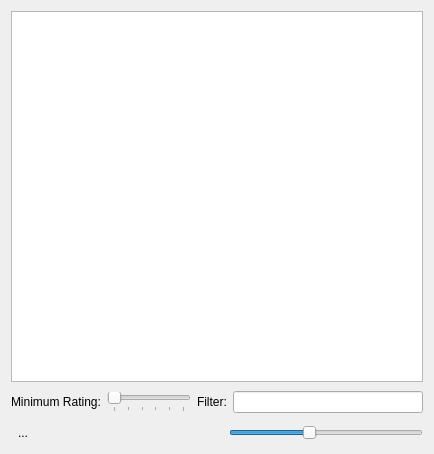
Before: the Qt Designer form app/thumbnailviewpanel.ui in KDE/gwenview, drawn with Qt 5.
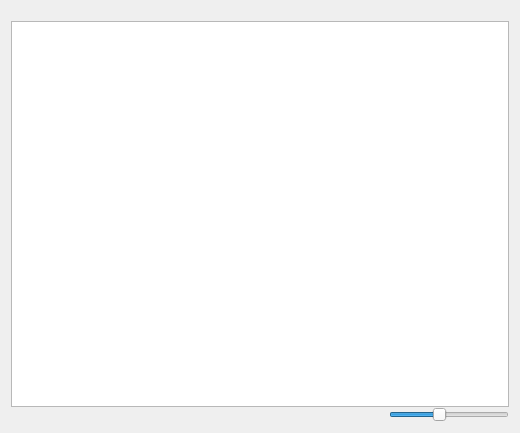
After: the same form once the commit is applied. Custom widgets are drawn as their Qt base class.

Commit message: Replaced the filter bar with a combo box. Added ui to filter by tag.

```diff
--- a/app/thumbnailviewpanel.ui
+++ b/app/thumbnailviewpanel.ui
@@ -5,8 +5,8 @@
    <rect>
     <x>0</x>
     <y>0</y>
-    <width>434</width>
-    <height>454</height>
+    <width>520</width>
+    <height>433</height>
    </rect>
   </property>
   <property name="windowTitle" >
@@ -17,92 +17,34 @@
     <number>0</number>
    </property>
    <item>
-    <widget class="Gwenview::ThumbnailView" name="mThumbnailView" />
-   </item>
-   <item>
-    <widget class="QWidget" native="1" name="mFilterBar" >
-     <layout class="QHBoxLayout" name="horizontalLayout" >
-      <property name="leftMargin" >
-       <number>0</number>
-      </property>
-      <property name="topMargin" >
-       <number>9</number>
-      </property>
-      <property name="rightMargin" >
-       <number>0</number>
-      </property>
-      <property name="bottomMargin" >
-       <number>9</number>
-      </property>
-      <item>
-       <widget class="QLabel" name="label_2" >
-        <property name="text" >
-         <string>Minimum Rating:</string>
-        </property>
-        <property name="buddy" >
-         <cstring>mRatingSlider</cstring>
-        </property>
-       </widget>
-      </item>
-      <item>
-       <widget class="QSlider" name="mRatingSlider" >
-        <property name="sizePolicy" >
-         <sizepolicy vsizetype="Fixed" hsizetype="Minimum" >
-          <horstretch>0</horstretch>
-          <verstretch>0</verstretch>
-         </sizepolicy>
-        </property>
-        <property name="maximum" >
-         <number>5</number>
-        </property>
-        <property name="orientation" >
-         <enum>Qt::Horizontal</enum>
-        </property>
-        <property name="tickPosition" >
-         <enum>QSlider::TicksBelow</enum>
-        </property>
-       </widget>
-      </item>
-      <item>
-       <widget class="QLabel" name="label" >
-        <property name="text" >
-         <string>Filter:</string>
-        </property>
-        <property name="buddy" >
-         <cstring>mFilterEdit</cstring>
-        </property>
-       </widget>
-      </item>
-      <item>
-       <widget class="KLineEdit" name="mFilterEdit" >
-        <property name="clickMessage" >
-         <string>Enter search term here...</string>
-        </property>
-        <property name="showClearButton" stdset="0" >
-         <bool>true</bool>
-        </property>
-       </widget>
-      </item>
-     </layout>
+    <widget class="QWidget" native="1" name="mUrlNavigatorContainer" >
+     <property name="sizePolicy" >
+      <sizepolicy vsizetype="Preferred" hsizetype="Expanding" >
+       <horstretch>0</horstretch>
+       <verstretch>0</verstretch>
+      </sizepolicy>
+     </property>
+     <property name="minimumSize" >
+      <size>
+       <width>0</width>
+       <height>10</height>
+      </size>
+     </property>
     </widget>
    </item>
+   <item>
+    <widget class="Gwenview::ThumbnailView" name="mThumbnailView" />
+   </item>
    <item>
     <layout class="QHBoxLayout" name="horizontalLayout_2" >
      <item>
-      <widget class="QToolButton" name="mFilterBarButton" >
-       <property name="text" >
-        <string>...</string>
-       </property>
-       <property name="autoRaise" >
-        <bool>true</bool>
-       </property>
-      </widget>
+      <widget class="Gwenview::FilterWidget" native="1" name="mFilterWidget" />
      </item>
      <item>
       <widget class="QLabel" name="mDocumentCountLabel" >
        <property name="sizePolicy" >
         <sizepolicy vsizetype="Preferred" hsizetype="Expanding" >
-         <horstretch>0</horstretch>
+         <horstretch>1</horstretch>
          <verstretch>0</verstretch>
         </sizepolicy>
        </property>
@@ -116,10 +58,16 @@
      </item>
      <item>
       <widget class="QSlider" name="mThumbnailSlider" >
-       <property name="maximumSize" >
+       <property name="sizePolicy" >
+        <sizepolicy vsizetype="Fixed" hsizetype="Fixed" >
+         <horstretch>0</horstretch>
+         <verstretch>0</verstretch>
+        </sizepolicy>
+       </property>
+       <property name="minimumSize" >
         <size>
-         <width>200</width>
-         <height>16777215</height>
+         <width>120</width>
+         <height>0</height>
         </size>
        </property>
        <property name="minimum" >
@@ -141,16 +89,17 @@
   </layout>
  </widget>
  <customwidgets>
-  <customwidget>
-   <class>KLineEdit</class>
-   <extends>QLineEdit</extends>
-   <header>klineedit.h</header>
-  </customwidget>
   <customwidget>
    <class>Gwenview::ThumbnailView</class>
    <extends>QListView</extends>
    <header location="global" >lib/thumbnailview/thumbnailview.h</header>
   </customwidget>
+  <customwidget>
+   <class>Gwenview::FilterWidget</class>
+   <extends>QWidget</extends>
+   <header>filterwidget.h</header>
+   <container>1</container>
+  </customwidget>
  </customwidgets>
  <resources/>
  <connections/>
```
Left out of the diff: 2 changed lines with no effect on the pictures. The commit also changes 6 other files.
